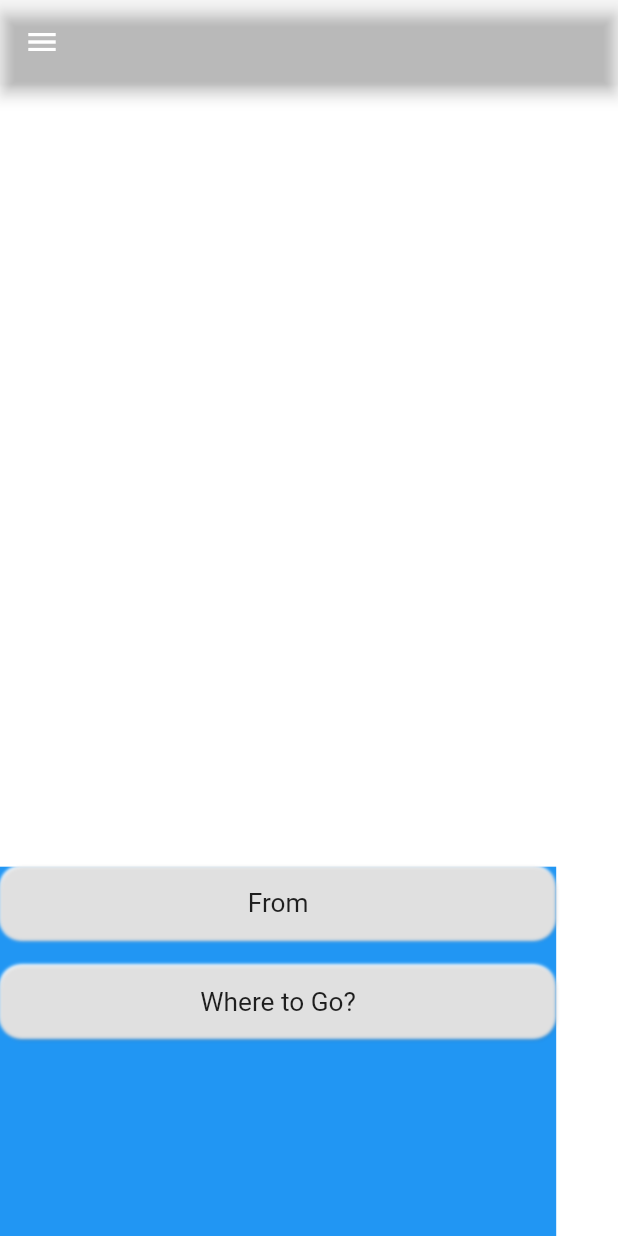
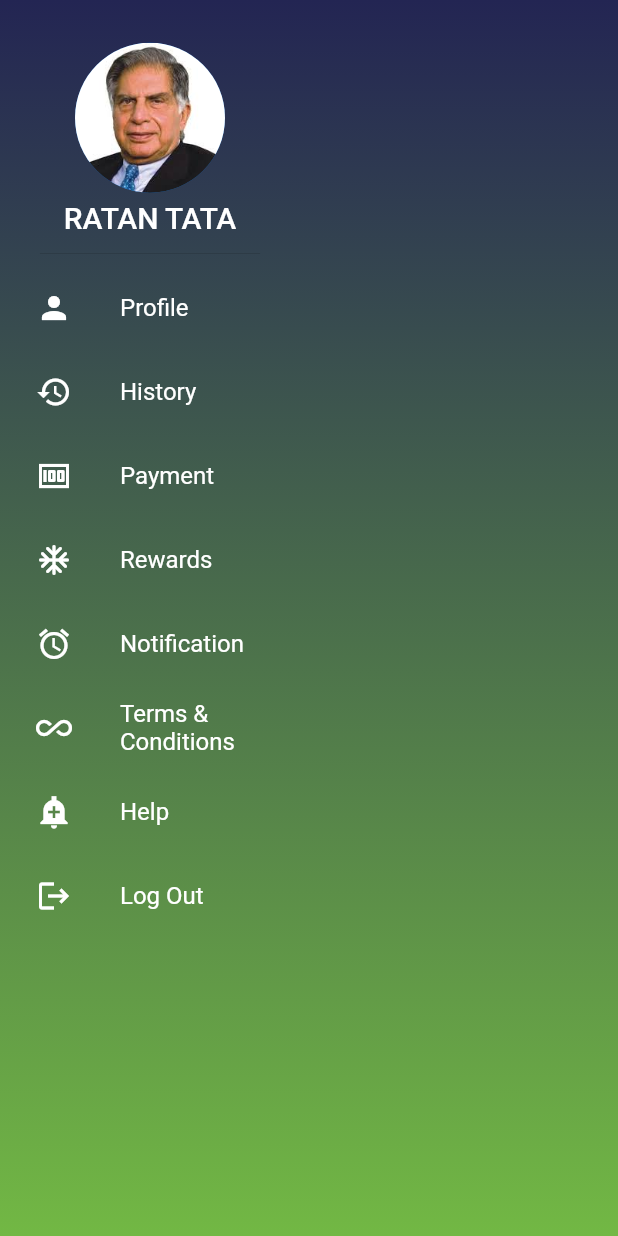
Before and after one commit to Bhavna6m17/elect_ride, a Flutter app: the screen it shows after launch, on a phone screen of 412 x 824 dp. Run offline on Flutter 3.47's test engine with Material 2 defaults, Android fonts, the phone set to English and light mode, and no system bars; our stand-ins replace firebase_core, fluttertoast, google_maps_flutter, intl_phone_number_input, velocity_x; accounts and stored records are empty; generated files the repository leaves out were written again.

Commit message:
drawer added!

```diff
--- a/lib/Screens/Language_select_screen.dart
+++ b/lib/Screens/Language_select_screen.dart
@@ -3,7 +3,6 @@ import 'package:electride_user/constants/constants.dart';
 import 'package:flutter/cupertino.dart';
 import 'package:flutter/material.dart';
 import 'package:flutter_localizations/flutter_localizations.dart';
-import 'package:flutter_gen/gen_l10n/app_localizations.dart';
 
 class LanguageSelectScreen extends StatefulWidget {
   static const Route = 'language';
--- a/lib/Screens/LoginScreen.dart
+++ b/lib/Screens/LoginScreen.dart
@@ -250,7 +250,7 @@ class _LoginScreenState extends State<LoginScreen> {
     //                   Image(
     //                     height: height * 0.2,
     //                     fit: BoxFit.fill,
-    //                     image: AssetImage(
+    //                     images: AssetImage(
     //                         "assets/logo/Electride_logo_vertical_white.png"),
     //                   ),
     //                 ],
@@ -309,7 +309,7 @@ class _LoginScreenState extends State<LoginScreen> {
     //                     // ),
     //                     // Image(
     //                     //   fit: BoxFit.fill,
-    //                     //   image: AssetImage(
+    //                     //   images: AssetImage(
     //                     //       "assets/logo/Electride_logo_vertical_name.png"),
     //                     // ),
     //                     // Padding(
--- /dev/null
+++ b/lib/Screens/drawer.dart
@@ -0,0 +1,224 @@
+import 'package:electride_user/common.dart';
+import 'package:electride_user/constants/constants.dart';
+import 'package:electride_user/constants/constants.dart';
+import 'package:electride_user/constants/constants.dart';
+import 'package:flutter/cupertino.dart';
+import 'package:flutter/material.dart';
+import 'dart:math';
+import 'package:google_maps_flutter/google_maps_flutter.dart';
+
+class PickDrop extends StatefulWidget {
+  PickDrop({Key key}) : super(key: key);
+  //final LatLng _center = const LatLng(45.521563, -122.677433);
+
+  @override
+  _PickDropState createState() => _PickDropState();
+}
+
+class _PickDropState extends State<PickDrop> {
+  double value = e;
+  @override
+  Widget build(BuildContext context) {
+    final double height = MediaQuery.of(context).size.height;
+    final double width = MediaQuery.of(context).size.width;
+    return Scaffold(
+      body: Stack(
+        children: [
+        Container(
+          decoration: BoxDecoration(
+            gradient: LinearGradient(
+              colors: [
+                Color(0xff72B844),
+                Color(0xff232553),
+              ],
+              begin: Alignment.bottomCenter,
+              end: Alignment.topCenter
+            )
+          ),
+        ),
+          SafeArea(
+            child: Container(
+              width: 200.0,
+              padding: EdgeInsets.all(8),
+              child: Column(
+                children: [
+                  DrawerHeader(child: Column(
+                   mainAxisAlignment: MainAxisAlignment.center,
+                    children: [
+                      CircleAvatar(
+                        radius:  50.0,
+                        backgroundImage: AssetImage(
+                        'assets/images/img.png' ),
+                      ),
+                      SizedBox(height: 5.0,),
+                      Text('RATAN TATA',
+                      style: TextStyle(
+                        color: Colors.white,
+                        fontSize: 20.0,
+                      ),
+                      ),
+                    ],
+                  ),),
+                  Expanded(child: ListView(
+                    children: [
+                      ListTile(
+                        leading: Icon(Icons.person,
+                          color: Colors.white,
+                        ),
+                        title: Text('Profile',
+                          style: TextStyle(
+                            color: Colors.white,
+                          ),
+                        ),
+                      ),
+                      ListTile(
+                        leading: Icon(Icons.history,
+                          color: Colors.white,
+                        ),
+                        title: Text('History',
+                          style: TextStyle(
+                            color: Colors.white,
+                          ),
+                        ),
+                      ),
+                      ListTile(
+                        leading: Icon(Icons.money,
+                          color: Colors.white,
+                        ),
+                        title: Text('Payment',
+                          style: TextStyle(
+                            color: Colors.white,
+                          ),
+                        ),
+                      ),
+                      ListTile(
+                        leading: Icon(Icons.ac_unit_rounded,
+                          color: Colors.white,
+                        ),
+                        title: Text('Rewards',
+                          style: TextStyle(
+                            color: Colors.white,
+                          ),
+                        ),
+                      ),
+                      ListTile(
+                        leading: Icon(Icons.alarm,
+                          color: Colors.white,
+                        ),
+                        title: Text('Notification',
+                          style: TextStyle(
+                            color: Colors.white,
+                          ),
+                        ),
+                      ),
+                      ListTile(
+                        leading: Icon(Icons.all_inclusive,
+                          color: Colors.white,
+                        ),
+                        title: Text('Terms & Conditions',
+                          style: TextStyle(
+                            color: Colors.white,
+                          ),
+                        ),
+                      ),
+                      ListTile(
+                        leading: Icon(Icons.add_alert_sharp,
+                          color: Colors.white,
+                        ),
+                        title: Text('Help',
+                          style: TextStyle(
+                            color: Colors.white,
+                          ),
+                        ),
+                      ),
+                      ListTile(
+                        leading: Icon(Icons.logout,
+                          color: Colors.white,
+                        ),
+                        title: Text('Log Out',
+                          style: TextStyle(
+                            color: Colors.white,
+                          ),
+                        ),
+                      ),
+                    ],
+                  )),
+                ],
+              ),
+            ),
+          ),
+          TweenAnimationBuilder(tween: Tween<double>(begin: 0,end: value),
+              duration: Duration(milliseconds: 500),
+              builder: (_, double val, __)
+          {
+            return(
+            Transform(
+              transform: Matrix4.identity()
+              ..setEntry(3,2,0.001)
+                ..setEntry(0,3,200*val)
+                ..rotateY((pi/6)*value),
+            child: Scaffold(
+              appBar: AppBar(
+                title: Text(
+                          "Choose your Ride",
+                          style: TextStyle(
+                              color: kWhiteColor,
+                              fontSize: 24,
+                              fontWeight: FontWeight.bold),
+                        ),
+                backgroundColor:Color(0xff232553),
+              ),
+              body: Center(
+                child: SizedBox(
+                  height: height*15,
+                  child: SizedBox(
+                    height: height*0.20,
+                    child: Column(
+                      mainAxisAlignment: MainAxisAlignment.end,
+                      crossAxisAlignment: CrossAxisAlignment.center,
+                      children: [
+                        Padding(
+                          padding: const EdgeInsets.all(8.0),
+                          child: TextFormField(
+                            decoration: const InputDecoration(
+                                icon:  Icon(Icons.home,
+                                color: Color(0xff232553),),
+                                border: UnderlineInputBorder(),
+                                labelText: 'Enter your Pickup location'
+                            ),
+                          ),
+                        ),
+                        heightBox,
+                        Padding(
+                          padding: const EdgeInsets.all(8.0),
+                          child: TextFormField(
+                            decoration: const InputDecoration(
+                                icon:  Icon(Icons.search,
+                                color: Color(0xff232553),
+                                ),
+                                border: UnderlineInputBorder(),
+                                labelText: 'Enter your Destination location'
+                            ),
+                          ),
+                        ),
+                      ],
+                    ),
+                  ),
+                ),
+              ),
+            ),
+            ));
+          }),
+          GestureDetector(
+            onTap: (){
+              setState(()
+              {
+                value == 0? value = 1 : value = 0;
+              });
+            },
+          )
+        ],
+      ),
+    );
+  }
+}
--- a/lib/main.dart
+++ b/lib/main.dart
@@ -5,6 +5,8 @@ import 'package:electride_user/Screens/OtpScreen.dart';
 import 'package:electride_user/Screens/MainScreen.dart';
 import 'package:electride_user/Screens/SplashScreen.dart';
 import 'package:electride_user/Screens/UserDetails.dart';
+import 'package:electride_user/Screens/drawer.dart';
+import 'package:electride_user/Screens/search_location.dart';
 import 'package:electride_user/widgets/Bottom_Bar.dart';
 import 'package:electride_user/widgets/common_widget.dart';
 import 'package:firebase_core/firebase_core.dart';
@@ -58,7 +60,7 @@ class MyApp extends StatelessWidget {
               localizationsDelegates: AppLocalizations.localizationsDelegates,
               // important
               supportedLocales: AppLocalizations.supportedLocales,
-              home: MainScreen(),
+              home: PickDrop(),
               //initialRoute: '/language',
               routes: <String, WidgetBuilder>{
                 LanguageSelectScreen.Route: (BuildContext context) =>
--- a/pubspec.yaml
+++ b/pubspec.yaml
@@ -18,6 +18,7 @@ dependencies:
   intl: ^0.17.0
   firebase_core: ^1.8.0
   firebase_auth: ^3.1.4
+  google_maps_flutter: ^2.1.1
   cloud_firestore: ^3.1.0
   cupertino_icons: ^1.0.2
   shared_preferences: ^2.0.5
@@ -45,6 +46,7 @@ flutter:
   assets:
     - assets/logo/
     - assets/bottomIcon/
+    - assets/images/
 
 
 
```
Also changed, not shown: lib/Screens/search_location.dart (added, +61 -0 lines), lib/constants/bottom_nav.dart (added, +50 -0 lines), assets/images/img.png (added), pubspec.lock, 2 other files.
